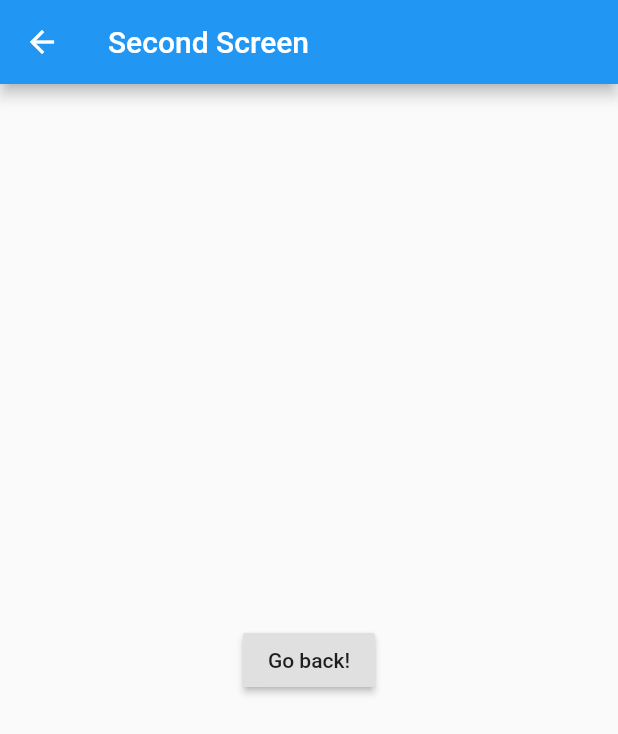
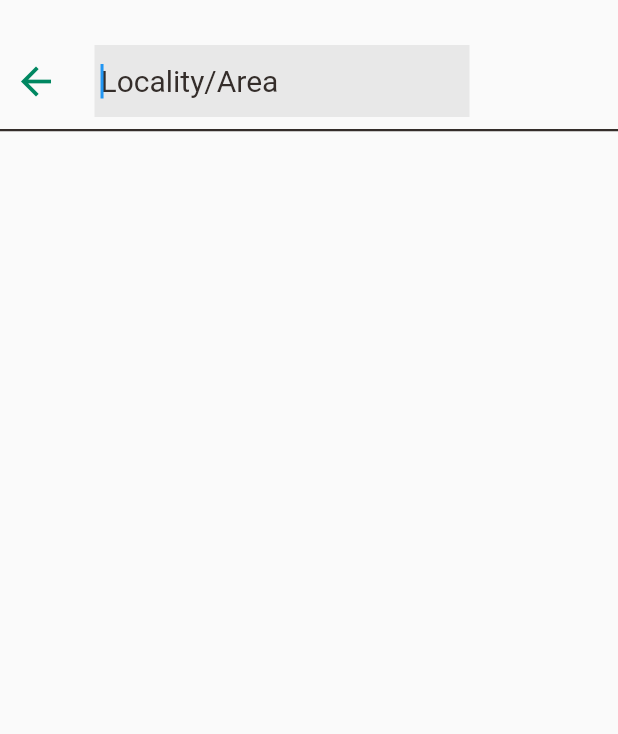
Before and after one commit to MadhuSudhanBhaskar/my_flutter_app, a Flutter app: the SecondScreen screen opened directly, on a phone screen of 412 x 824 dp. Shown: the top 734 px of the screen. Run offline on Flutter 3.47's test engine with Material 2 defaults, Android fonts, the phone set to English and light mode, and no system bars; our stand-ins replace geolocator, permission_handler; missing offline and left inert: binge, flutter_calendar; Roboto replaces fonts that are missing (KalamLight).

Commit message:
Update main.dart

```diff
--- a/lib/main.dart
+++ b/lib/main.dart
@@ -1,8 +1,11 @@
+
 import 'package:flutter/material.dart';
 import 'package:flutter/services.dart';
 import 'package:binge/pages/main.search.page.dart';
 import 'package:binge/pages/checkout.page.dart';
 import 'package:flutter/rendering.dart';
+import 'package:geolocator/geolocator.dart';
+import 'package:permission_handler/permission_handler.dart';
 //
 // Created by Braulio Cassule
 // 30 December 2017
@@ -25,16 +28,40 @@ class _LogoAppState extends State<MyApp> with
   Color gradientStart = const Color(0xFFE8E8E8);//Change end gradient color here
   AnimationController _controller;
   PageController _pageController;
+  PermissionStatus _permissionStatus = PermissionStatus.unknown;
+  @override
+  initState(){
+     _pageController = new PageController();
 
-  @override
-  initState() {
-    SystemChrome.setEnabledSystemUIOverlays([]);
-     _pageController = new PageController();
+     test2();
     _controller = new AnimationController(
       duration: const Duration(milliseconds: 1000),
       vsync: this,
     );
     _controller.forward();
+  }
+
+
+  void test2() async {
+    GeolocationStatus geolocationStatus;
+     String get = '';
+    try {
+      geolocationStatus = await Geolocator().checkGeolocationPermissionStatus();
+      print('geolocation');
+      print(geolocationStatus);
+      if (geolocationStatus.toString() == 'GeolocationStatus.granted') {
+        Position position = await Geolocator().getCurrentPosition(desiredAccuracy: LocationAccuracy.high);
+        //13.012405, 77.536148
+        List<Placemark> placemarks = await Geolocator().placemarkFromCoordinates(position.longitude, position.latitude);
+        print('placemark');
+        print(placemarks.first.postalCode);
+      } else{
+      final Future<Map<PermissionGroup, PermissionStatus>> requestFuture =
+              PermissionHandler().requestPermissions([PermissionGroup.location]);
+      }
+    } on PlatformException {
+      geolocationStatus = null;
+    }
   }
 
   @override
@@ -58,15 +85,15 @@ class _LogoAppState extends State<MyApp> with
         fontSize: 20.0,
     );
     return new MaterialApp(
-      home: new Scaffold(
-        backgroundColor: gradientStart,
+      debugShowCheckedModeBanner: false,
+      home: Builder(
+        builder: (context) =>
+        new Scaffold(
+          backgroundColor: Colors.white,
           body: new Column(
             crossAxisAlignment: CrossAxisAlignment.start,
             children: <Widget>[
               _topAppBar(context),
-            new Container(
-              padding: const EdgeInsets.only(top:10.0),
-            ),
               Expanded(
                 flex: 2,
                 child: new PageView(
@@ -99,6 +126,7 @@ class _LogoAppState extends State<MyApp> with
             currentIndex: _page,
           ),
         ),
+      ),
     );
   }
   void navigationTapped(int page) {
@@ -110,19 +138,20 @@ class _LogoAppState extends State<MyApp> with
 
   Widget _topAppBar(BuildContext context) {
     return new Card(
-      elevation: 3,
+      margin: EdgeInsets.all(0),
+      elevation: 0,
       child: Container(
-
-    height: 140,
+    height: 85,
     decoration: BoxDecoration(
       color: Colors.white,
     ),
-    padding: const EdgeInsets.all(10.0),
+    padding: const EdgeInsets.only(right:10.0, left: 10,top: 20),
       child: new Column(
         children: <Widget>[
           new Row(
             children: <Widget>[
               Expanded(
+                child: Center(
                   child: new Text('Binge', style: TextStyle(
                 fontSize: 36,
                 fontFamily: 'Pacifico',
@@ -130,8 +159,9 @@ class _LogoAppState extends State<MyApp> with
                 ),
               ),
                 ),
-              RaisedButton(
-              child:Icon(
+              ),
+              IconButton(
+                icon:Icon(
                 Icons.search,
                 color: Color(0xFF008761),
                 size: 30.0,
@@ -156,15 +186,62 @@ class SecondScreen extends StatelessWidget {
   @override
   Widget build(BuildContext context) {
     return Scaffold(
-      appBar: AppBar(
-        title: Text("Second Screen"),
+      body: Padding(
+        padding: EdgeInsets.only(top:30.0),
+        child: new Column(
+          children: <Widget>[
+            Row(
+              children: <Widget>[
+           Padding(
+               padding: EdgeInsets.only(right:15.0),
+               child: IconButton(
+              icon:Icon(
+                Icons.arrow_back,
+                  color: Color(0xFF008761),
+                  size: 30.0,
                 ),
-      body: Center(
-        child: RaisedButton(
                 onPressed: () {
                   Navigator.pop(context);
                 },
-          child: Text('Go back!'),
+              ),
+            ),
+            new SizedBox(
+                  width: 250.0,
+                  child: TextFormField(
+                    autofocus: true,
+                style: TextStyle(
+                    color: Color(0xFF342D2A),
+                    fontFamily: 'KalamLight',
+                    fontWeight: FontWeight.normal,
+                    fontSize: 20.0,
+                ),
+                decoration: const InputDecoration(
+
+                  contentPadding: EdgeInsets.all(4.0),
+                  disabledBorder: InputBorder.none,
+                  border: InputBorder.none,
+                  filled: true,
+                  fillColor: Color(0xFFE8E8E8),
+                  hintText: 'Locality/Area',
+                  hintStyle: TextStyle(
+                    color: Color(0xFF342D2A),
+                    fontFamily: 'KalamLight',
+                    fontWeight: FontWeight.normal,
+                    fontSize: 20.0,
+                  ),
+                ),
+              ),
+                ),
+              ],
+            ),
+            Padding(
+              padding: EdgeInsets.only(top:8.0),
+            ),
+            new Container(
+              height: 1.5,
+              color: Color(0xFF342D2A),
+            ),
+            ],
         ),
       ),
     );
```
Lines whose indentation alone changed are shown as unchanged.
